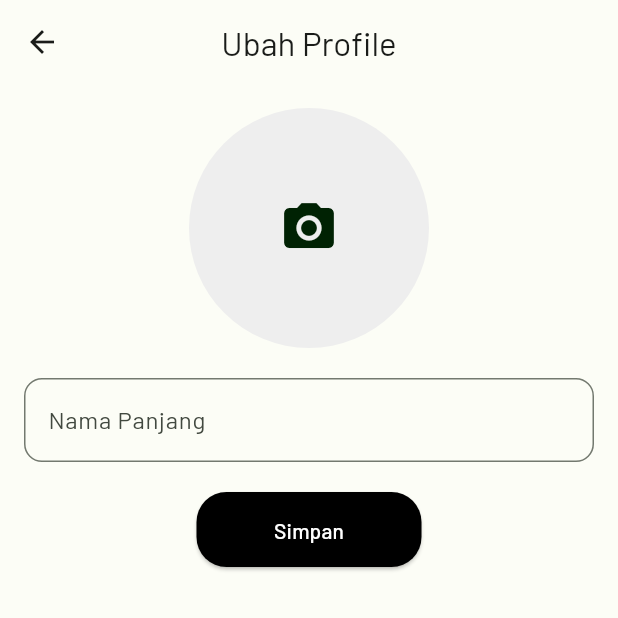
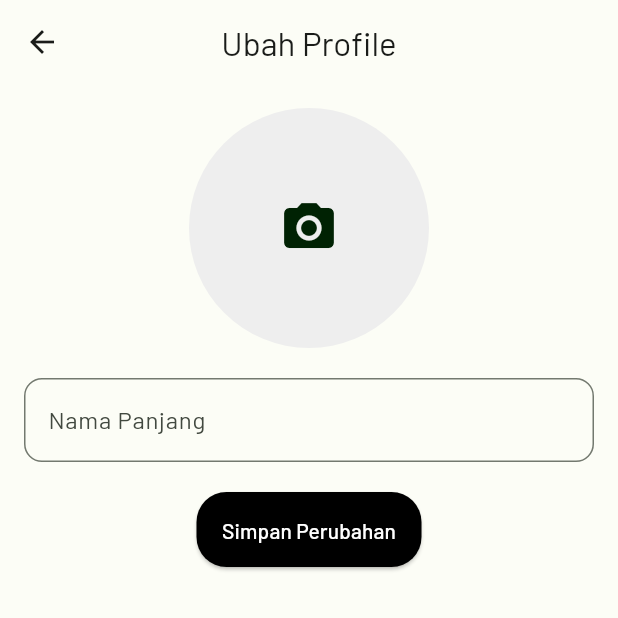
Before and after one commit to strhmdn14102004/couple_apps, a Flutter app: the ProfilePage screen opened directly, after a tap on "Ubah Profile", on a phone screen of 412 x 824 dp, the top half of it. Run offline on Flutter 3.47's test engine with Material 3 defaults, Android fonts, the phone set to English and light mode, and no system bars; drawn by our look-alikes of loader_overlay; our stand-ins replace basic_utils, battery_plus, bloc, cloud_firestore, connectivity_plus, device_info and 18 more; accounts and stored records are empty; generated files the repository leaves out were written again; network calls fail; project files that could hold a hidden picture were left out.

Commit message:
update
update and fix bug

```diff
--- a/lib/module/change_profile/change_profile.dart
+++ b/lib/module/change_profile/change_profile.dart
@@ -150,7 +150,7 @@ class _ChangeProfilePageState extends State<ChangeProfilePage> {
                         }
                       },
                       child: const Text(
-                        'Simpan',
+                        'Simpan Perubahan',
                         style: TextStyle(color: Colors.white),
                       ),
                     ),
--- a/lib/module/profile/profile_page.dart
+++ b/lib/module/profile/profile_page.dart
@@ -42,7 +42,7 @@ class ProfilePage extends StatelessWidget {
         },
         child: Scaffold(
           appBar: AppBar(
-            title: const Text('Profile Page'),
+            title: const Text('My Profile'),
             centerTitle: true,
             leading: IconButton(
               icon: const Icon(Icons.arrow_back),
```
